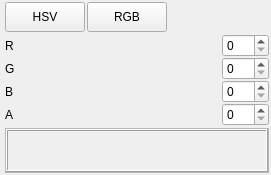
pencil2d/pencil, file app/ui/colorinspector.ui: the form before one commit.
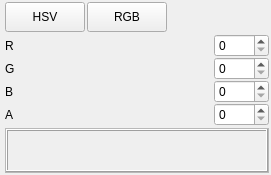
The form after the commit. Custom widgets are drawn as their Qt base class.

Commit message: make spinbox bigger

```diff
--- a/app/ui/colorinspector.ui
+++ b/app/ui/colorinspector.ui
@@ -131,6 +131,12 @@
      </property>
      <item row="2" column="2">
       <widget class="QSpinBox" name="BluespinBox">
+       <property name="minimumSize">
+        <size>
+         <width>55</width>
+         <height>0</height>
+        </size>
+       </property>
        <property name="maximumSize">
         <size>
          <width>60</width>
@@ -144,6 +150,12 @@
      </item>
      <item row="3" column="2">
       <widget class="QSpinBox" name="AlphaspinBox">
+       <property name="minimumSize">
+        <size>
+         <width>55</width>
+         <height>0</height>
+        </size>
+       </property>
        <property name="maximumSize">
         <size>
          <width>60</width>
@@ -194,6 +206,12 @@
      </item>
      <item row="0" column="2">
       <widget class="QSpinBox" name="RedspinBox">
+       <property name="minimumSize">
+        <size>
+         <width>55</width>
+         <height>0</height>
+        </size>
+       </property>
        <property name="maximumSize">
         <size>
          <width>60</width>
@@ -297,6 +315,12 @@
      </item>
      <item row="1" column="2">
       <widget class="QSpinBox" name="GreenspinBox">
+       <property name="minimumSize">
+        <size>
+         <width>55</width>
+         <height>0</height>
+        </size>
+       </property>
        <property name="maximumSize">
         <size>
          <width>60</width>
```
